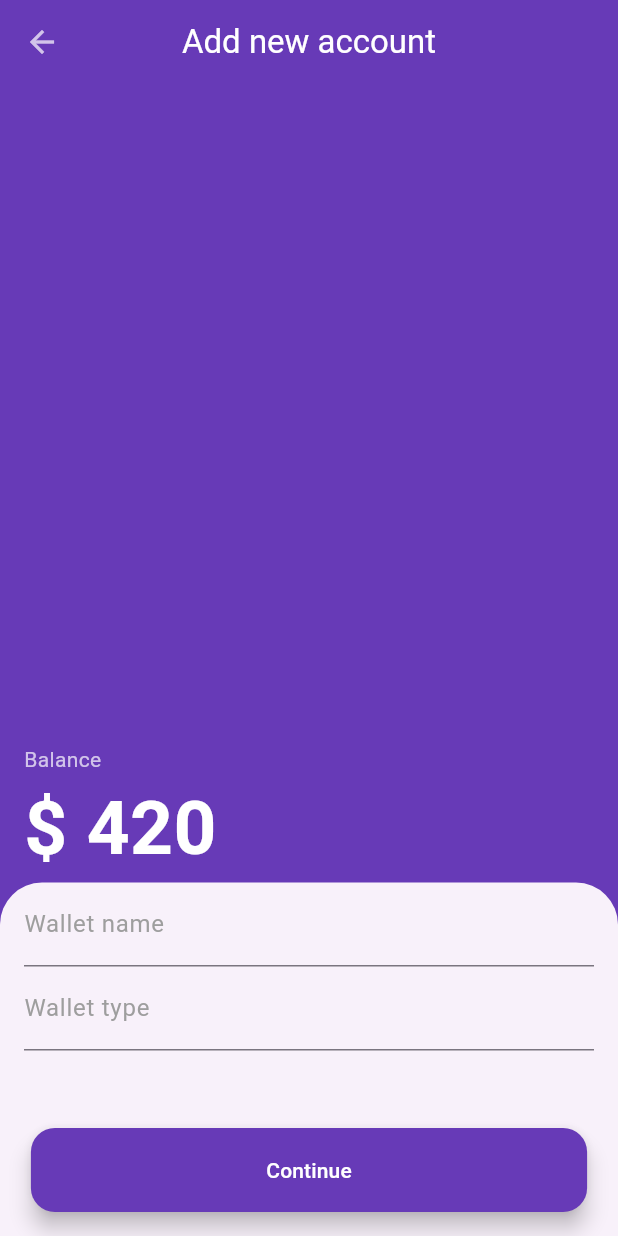
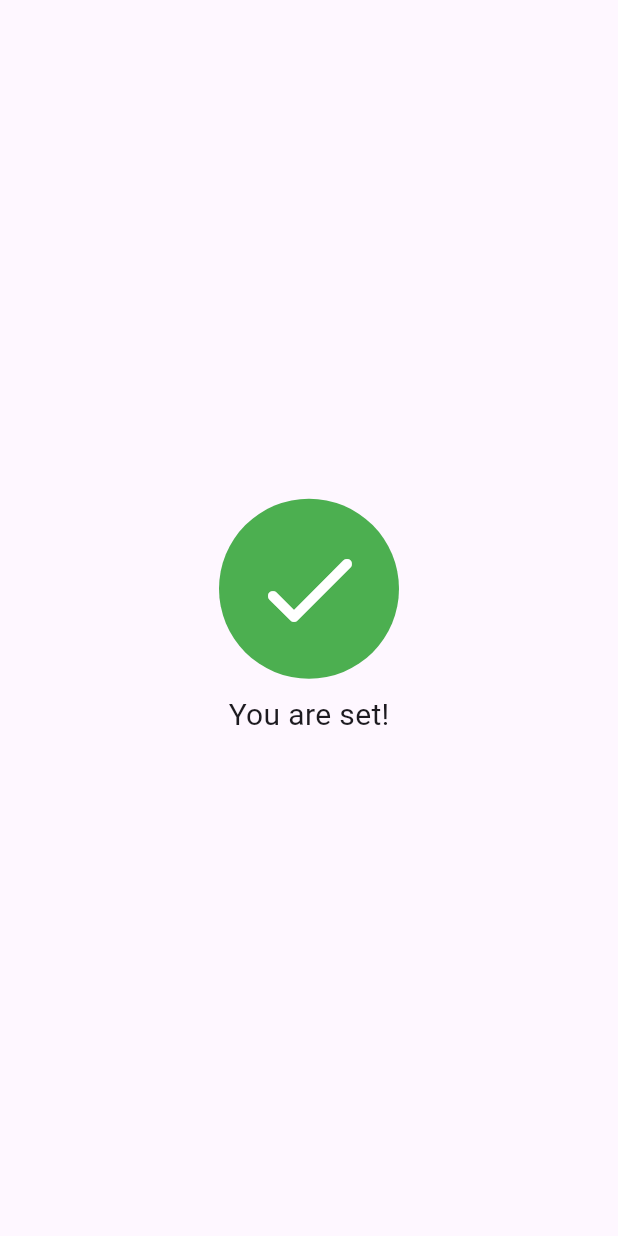
Before and after one commit to AliGIran/expanse_tracker_app, a Flutter app: the screen it shows after launch, on a phone screen of 412 x 824 dp. Run offline on Flutter 3.47's test engine with Material 3 defaults, Android fonts, the phone set to English and light mode, and no system bars; our stand-ins replace gap.

Commit message:
"SuccessfulAddAccountPage" page mock up finished

```diff
--- /dev/null
+++ b/lib/account/presentation/pages/succssful_add_acount_page.dart
@@ -0,0 +1,33 @@
+import 'package:flutter/material.dart';
+import 'package:gap/gap.dart';
+
+class SuccessfulAddAccountPage extends StatelessWidget {
+  const SuccessfulAddAccountPage({super.key});
+
+  @override
+  Widget build(BuildContext context) {
+    return const Scaffold(
+      body: Center(
+        child: Column(
+          mainAxisAlignment: MainAxisAlignment.center,
+          children: [
+            CircleAvatar(
+              radius: 60,
+              backgroundColor: Colors.green,
+              child: Icon(
+                Icons.done_rounded,
+                size: 80,
+                color: Colors.white,
+              ),
+            ),
+            Gap(10),
+            Text(
+              "You are set!",
+              style: TextStyle(fontSize: 20),
+            )
+          ],
+        ),
+      ),
+    );
+  }
+}
--- a/lib/main.dart
+++ b/lib/main.dart
@@ -1,6 +1,6 @@
 import 'package:flutter/material.dart';
 
-import 'account/presentation/pages/add_new_wallet_page.dart';
+import 'account/presentation/pages/succssful_add_acount_page.dart';
 
 void main() {
   WidgetsFlutterBinding.ensureInitialized();
@@ -19,7 +19,7 @@ class MyApp extends StatelessWidget {
 
   @override
   Widget build(BuildContext context) {
-    return const AddNewWalletPage();
+    return const SuccessfulAddAccountPage();
   }
 }
 
```
